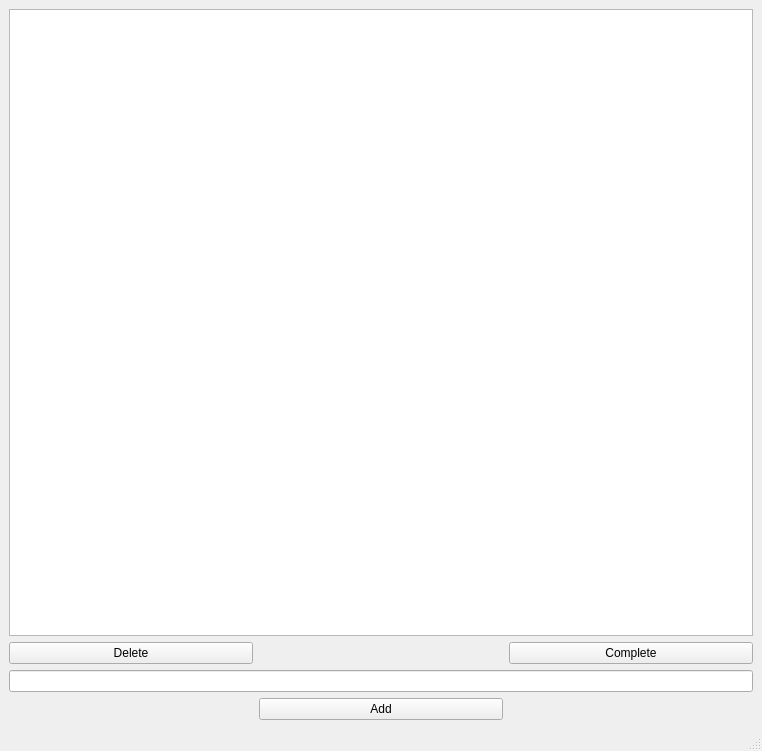
This is mainwindow.ui in hawk-aj/pyqt_todo as Qt 5 draws it before an edit. The edited form follows.
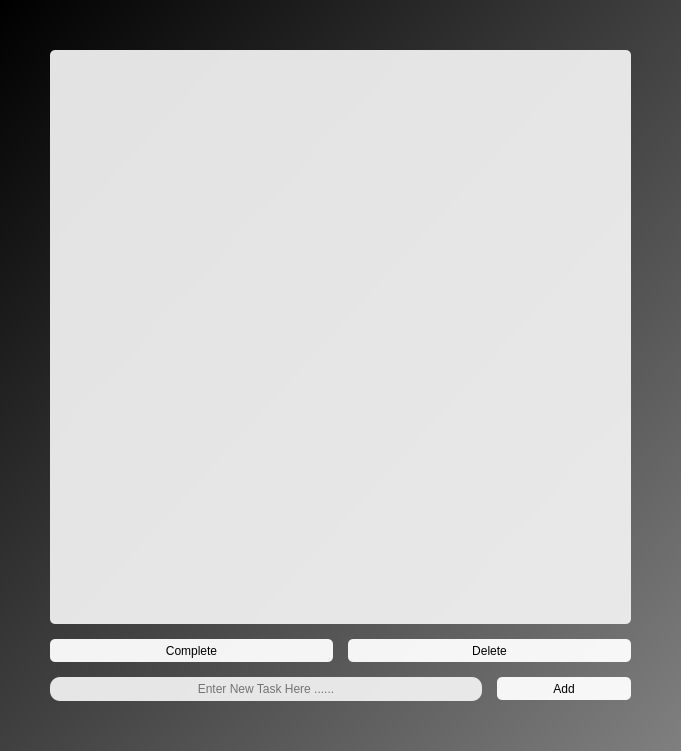
This is the edited form.

What changed in the file:
```diff
--- a/mainwindow.ui
+++ b/mainwindow.ui
@@ -6,62 +6,135 @@
    <rect>
     <x>0</x>
     <y>0</y>
-    <width>762</width>
+    <width>681</width>
     <height>751</height>
    </rect>
   </property>
   <property name="windowTitle">
    <string>MainWindow</string>
   </property>
+  <property name="styleSheet">
+   <string notr="true">background-color:qlineargradient(spread:pad, x1:0, y1:0, x2:2, y2:2, stop:0 rgba(0, 0, 0, 255), stop:1 rgba(255, 255, 255, 255))</string>
+  </property>
   <widget class="QWidget" name="centralwidget">
-   <layout class="QGridLayout" name="gridLayout">
-    <item row="0" column="0" colspan="3">
+   <layout class="QGridLayout" name="gridLayout" columnstretch="0,0,0,0">
+    <property name="leftMargin">
+     <number>50</number>
+    </property>
+    <property name="topMargin">
+     <number>50</number>
+    </property>
+    <property name="rightMargin">
+     <number>50</number>
+    </property>
+    <property name="bottomMargin">
+     <number>50</number>
+    </property>
+    <property name="spacing">
+     <number>15</number>
+    </property>
+    <item row="0" column="0" colspan="4">
      <widget class="QListView" name="todoView">
-      <property name="font">
-       <font>
-        <family>Candara</family>
-        <pointsize>10</pointsize>
-       </font>
+      <property name="styleSheet">
+       <string notr="true">background-color:rgb(240,240,240,240);border-radius:5px;</string>
       </property>
      </widget>
     </item>
-    <item row="1" column="0">
-     <widget class="QPushButton" name="deleteButton">
-      <property name="text">
-       <string>Delete</string>
+    <item row="3" column="0" colspan="3">
+     <widget class="QLineEdit" name="todoEdit">
+      <property name="minimumSize">
+       <size>
+        <width>0</width>
+        <height>24</height>
+       </size>
       </property>
-     </widget>
-    </item>
-    <item row="1" column="2">
-     <widget class="QPushButton" name="completeButton">
-      <property name="text">
-       <string>Complete</string>
+      <property name="styleSheet">
+       <string notr="true">background-color:rgb(240,240,240,240);border-radius:10px;</string>
       </property>
+      <property name="cursorPosition">
+       <number>0</number>
+      </property>
+      <property name="alignment">
+       <set>Qt::AlignCenter</set>
+      </property>
+      <property name="placeholderText">
+       <string>Enter New Task Here ......</string>
+      </property>
      </widget>
     </item>
-    <item row="2" column="0" colspan="3">
-     <widget class="QLineEdit" name="todoEdit"/>
-    </item>
-    <item row="3" column="1">
+    <item row="3" column="3">
      <widget class="QPushButton" name="addButton">
+      <property name="minimumSize">
+       <size>
+        <width>0</width>
+        <height>23</height>
+       </size>
+      </property>
+      <property name="styleSheet">
+       <string notr="true">QPushButton{
+background-color:rgb(255,255,255,240);
+border-radius:5px;
+}
+
+QPushButton:hover{
+background-color:rgb(200,200,200);
+}</string>
+      </property>
       <property name="text">
        <string>Add</string>
       </property>
      </widget>
     </item>
+    <item row="1" column="0" colspan="2">
+     <widget class="QPushButton" name="completeButton">
+      <property name="minimumSize">
+       <size>
+        <width>0</width>
+        <height>23</height>
+       </size>
+      </property>
+      <property name="styleSheet">
+       <string notr="true">QPushButton
+{
+background-color:rgb(255,255,255,240);
+border-radius:5px;
+}
+
+QPushButton:hover
+{
+background-color: rgb(200,200,200);
+}</string>
+      </property>
+      <property name="text">
+       <string>Complete</string>
+      </property>
+     </widget>
+    </item>
+    <item row="1" column="2" colspan="2">
+     <widget class="QPushButton" name="deleteButton">
+      <property name="minimumSize">
+       <size>
+        <width>0</width>
+        <height>23</height>
+       </size>
+      </property>
+      <property name="styleSheet">
+       <string notr="true">QPushButton{
+background-color:rgb(255,255,255,240);
+border-radius:5px;
+}
+
+QPushButton:hover{
+background-color:rgb(200,200,200);
+}</string>
+      </property>
+      <property name="text">
+       <string>Delete</string>
+      </property>
+     </widget>
+    </item>
    </layout>
   </widget>
-  <widget class="QStatusBar" name="statusbar"/>
-  <widget class="QMenuBar" name="menubar">
-   <property name="geometry">
-    <rect>
-     <x>0</x>
-     <y>0</y>
-     <width>762</width>
-     <height>26</height>
-    </rect>
-   </property>
-  </widget>
  </widget>
  <resources/>
  <connections/>
```
